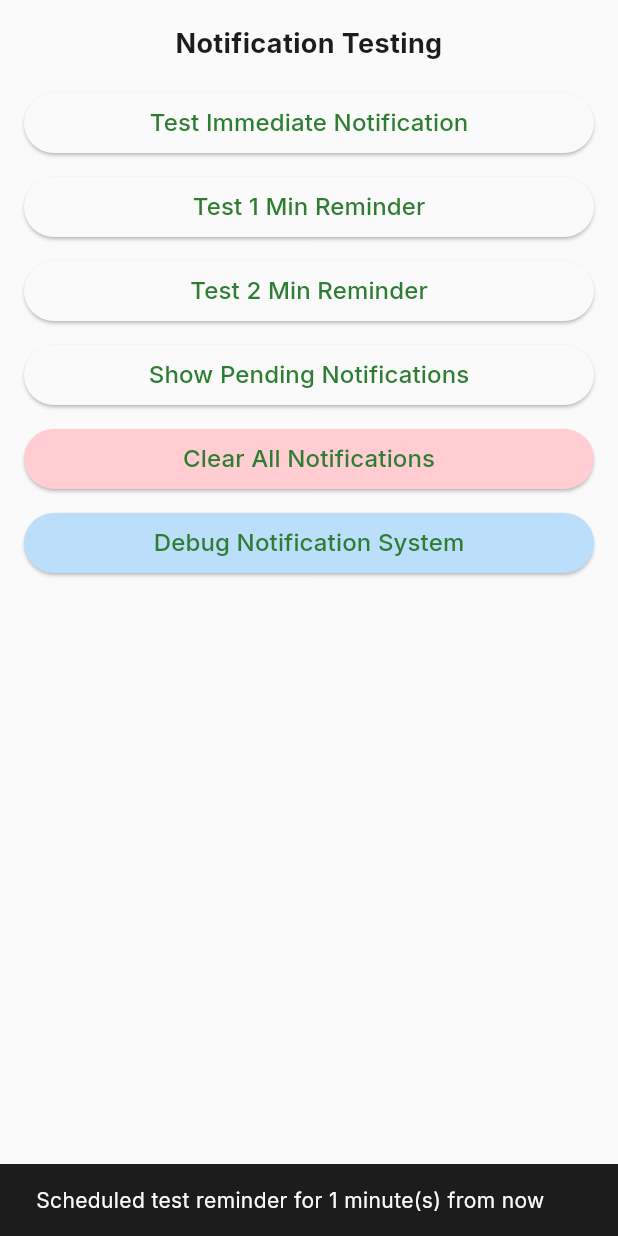
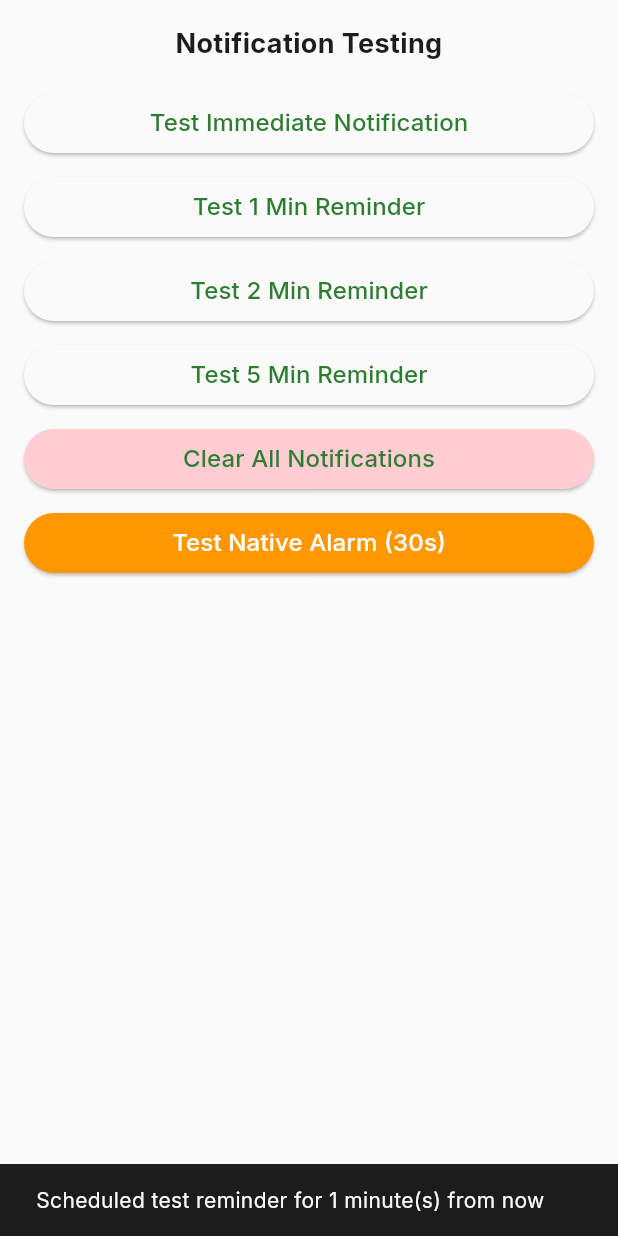
Before and after one commit to dash-laifu/anchor, a Flutter app: the NotificationTestWidget widget shown alone on an empty page, opened directly, after a tap on "Test 1 Min Reminder", on a phone screen of 412 x 824 dp. Run offline on Flutter 3.47's test engine with Material 3 defaults, Android fonts, the phone set to English and light mode, and no system bars; our stand-ins replace device_info_plus, flutter_local_notifications, geocoding, geolocator, google_fonts, image_picker and 4 more; accounts and stored records are empty.

Commit message:
notification fix

```diff
--- /dev/null
+++ b/lib/services/native_alarm_service.dart
@@ -0,0 +1,73 @@
+import 'package:flutter/services.dart';
+import 'package:anchor/utils/logger.dart';
+
+class NativeAlarmService {
+  static const MethodChannel _channel = MethodChannel('native_alarm');
+
+  /// Schedule a native alarm using Android's AlarmManager directly
+  static Future<bool> scheduleNativeAlarm({
+    required int id,
+    required String title,
+    required String body,
+    required DateTime scheduledTime,
+  }) async {
+    try {
+      final timestamp = scheduledTime.millisecondsSinceEpoch;
+      Logger.d('NativeAlarmService: Scheduling native alarm');
+      Logger.d('  ID: $id');
+      Logger.d('  Title: $title');
+      Logger.d('  Scheduled time: $scheduledTime');
+      Logger.d('  Timestamp: $timestamp');
+      Logger.d('  Current time: ${DateTime.now()}');
+      Logger.d('  Delay: ${scheduledTime.difference(DateTime.now()).inSeconds}s');
+
+      final result = await _channel.invokeMethod('scheduleAlarm', {
+        'id': id,
+        'title': title,
+        'body': body,
+        'timestamp': timestamp,
+      });
+
+      Logger.d('NativeAlarmService: Native alarm scheduled successfully: $result');
+      return result as bool? ?? false;
+    } catch (e) {
+      Logger.d('NativeAlarmService: Failed to schedule native alarm: $e');
+      return false;
+    }
+  }
+
+  /// Cancel a native alarm
+  static Future<bool> cancelNativeAlarm(int id) async {
+    try {
+      final result = await _channel.invokeMethod('cancelAlarm', {'id': id});
+      Logger.d('NativeAlarmService: Cancelled native alarm $id');
+      return result as bool? ?? false;
+    } catch (e) {
+      Logger.d('NativeAlarmService: Failed to cancel native alarm: $e');
+      return false;
+    }
+  }
+
+  /// Check if exact alarms can be scheduled
+  static Future<bool> canScheduleExactAlarms() async {
+    try {
+      final result = await _channel.invokeMethod('canScheduleExact');
+      Logger.d('NativeAlarmService: Can schedule exact alarms: $result');
+      return result as bool? ?? false;
+    } catch (e) {
+      Logger.d('NativeAlarmService: Failed to check exact alarm permission: $e');
+      return false;
+    }
+  }
+
+  /// Test native alarm with short delay
+  static Future<bool> testNativeAlarm() async {
+    final testTime = DateTime.now().add(const Duration(seconds: 10));
+    return await scheduleNativeAlarm(
+      id: 9999,
+      title: 'Native Alarm Test',
+      body: 'If you see this, native alarms work! Time: ${DateTime.now()}',
+      scheduledTime: testTime,
+    );
+  }
+}
--- a/lib/services/notification_service.dart
+++ b/lib/services/notification_service.dart
@@ -1,53 +1,109 @@
 import 'package:flutter_local_notifications/flutter_local_notifications.dart';
-import 'package:timezone/timezone.dart' as tz;
-import 'package:timezone/data/latest.dart' as tzdata;
 import 'package:anchor/utils/logger.dart';
+import 'package:anchor/services/native_alarm_service.dart';
+import 'dart:async';
 
 class NotificationService {
   static final FlutterLocalNotificationsPlugin _notifications = FlutterLocalNotificationsPlugin();
   static bool _isInitialized = false;
+  static Timer? _fallbackTimer;
+
+  // Primary scheduling method - uses native Android AlarmManager
+  static Future<void> scheduleReminder({
+    required int id,
+    required String title,
+    required String body,
+    required DateTime scheduledTime,
+  }) async {
+    Logger.d('NotificationService: Scheduling with native Android AlarmManager');
+    Logger.d('  ID: $id');
+    Logger.d('  Title: $title');
+    Logger.d('  Scheduled time: $scheduledTime');
+
+    final now = DateTime.now();
+    if (scheduledTime.isBefore(now)) {
+      Logger.d('NotificationService: scheduled time is in the past, showing immediately');
+      await showImmediate(id: id, title: title, body: body);
+      return;
+    }
+
+    try {
+      final success = await NativeAlarmService.scheduleNativeAlarm(
+        id: id,
+        title: title,
+        body: body,
+        scheduledTime: scheduledTime,
+      );
+
+      if (success) {
+        Logger.d('NotificationService: Native alarm scheduled successfully');
+      } else {
+        Logger.d('NotificationService: Native alarm scheduling failed, using timer fallback');
+        await _scheduleWithTimer(
+          id: id,
+          title: title,
+          body: body,
+          scheduledTime: scheduledTime,
+        );
+      }
+    } catch (e) {
+      Logger.d('NotificationService: Native alarm error: $e, using timer fallback');
+      await _scheduleWithTimer(
+        id: id,
+        title: title,
+        body: body,
+        scheduledTime: scheduledTime,
+      );
+    }
+  }
+
+  // Fallback timer method for short durations if native fails
+  static Future<void> _scheduleWithTimer({
+    required int id,
+    required String title,
+    required String body,
+    required DateTime scheduledTime,
+  }) async {
+    if (!_isInitialized) await initialize();
+
+    final now = DateTime.now();
+    final delay = scheduledTime.difference(now);
+
+    Logger.d('NotificationService: Using timer fallback');
+    Logger.d('  Delay: ${delay.inSeconds} seconds');
+
+    if (delay.isNegative) {
+      Logger.d('NotificationService: Timer - scheduled time is in the past, showing immediately');
+      await showImmediate(id: id, title: title, body: body);
+      return;
+    }
+
+    // Cancel any existing timer
+    _fallbackTimer?.cancel();
+
+    // Use Timer for the delay
+    _fallbackTimer = Timer(delay, () async {
+      try {
+        Logger.d('NotificationService: Timer fired, showing notification');
+        await showImmediate(id: id, title: title, body: body);
+      } catch (e) {
+        Logger.d('NotificationService: Timer notification failed: $e');
+      }
+    });
+
+    Logger.d('NotificationService: Timer fallback scheduled for ${delay.inSeconds}s');
+  }
 
   static Future<void> initialize() async {
     if (_isInitialized) return;
 
     try {
-      tzdata.initializeTimeZones();
-
-      // Try to get device timezone, fallback to a common one for your region
-      try {
-        // For Android, try to detect timezone automatically
-        final String timeZoneName = DateTime.now().timeZoneName;
-        if (timeZoneName.isNotEmpty) {
-          // Common timezone mappings for Southeast Asia
-          String tzIdentifier = timeZoneName;
-          if (timeZoneName.contains('ICT') || timeZoneName.contains('+07')) {
-            tzIdentifier = 'Asia/Bangkok'; // UTC+7
-          } else if (timeZoneName.contains('WIB')) {
-            tzIdentifier = 'Asia/Jakarta'; // UTC+7
-          } else if (timeZoneName.contains('WITA')) {
-            tzIdentifier = 'Asia/Makassar'; // UTC+8
-          }
-
-          final location = tz.getLocation(tzIdentifier);
-          tz.setLocalLocation(location);
-          Logger.d('NotificationService: timezone set to $tzIdentifier (detected: $timeZoneName)');
-        } else {
-          // Fallback to UTC+7 (common for Vietnam/Thailand/Indonesia)
-          tz.setLocalLocation(tz.getLocation('Asia/Ho_Chi_Minh'));
-          Logger.d('NotificationService: timezone set to Asia/Ho_Chi_Minh (fallback)');
-        }
-      } catch (e) {
-        // If timezone detection fails, use UTC+7 as fallback
-        tz.setLocalLocation(tz.getLocation('Asia/Ho_Chi_Minh'));
-        Logger.d('NotificationService: timezone detection failed, using Asia/Ho_Chi_Minh: $e');
-      }
-
       const androidSettings = AndroidInitializationSettings('@mipmap/ic_launcher');
       const settings = InitializationSettings(android: androidSettings);
 
       await _notifications.initialize(settings);
 
-      // Create notification channels
+      // Create notification channel for immediate notifications
       final androidPlugin = _notifications.resolvePlatformSpecificImplementation<AndroidFlutterLocalNotificationsPlugin>();
       if (androidPlugin != null) {
         const reminderChannel = AndroidNotificationChannel(
@@ -61,98 +117,13 @@ class NotificationService {
           showBadge: true,
         );
 
-        const navigationChannel = AndroidNotificationChannel(
-          'navigation_channel',
-          'Navigation',
-          description: 'Navigation actions',
-          importance: Importance.max,
-          playSound: true,
-          enableVibration: true,
-          enableLights: true,
-          showBadge: true,
-        );
-
         await androidPlugin.createNotificationChannel(reminderChannel);
-        await androidPlugin.createNotificationChannel(navigationChannel);
       }
 
       _isInitialized = true;
       Logger.d('NotificationService: initialized successfully');
     } catch (e) {
       Logger.d('NotificationService: initialization failed: $e');
-    }
-  }
-
-  static Future<void> scheduleReminder({
-    required int id,
-    required String title,
-    required String body,
-    required DateTime scheduledTime,
-  }) async {
-    if (!_isInitialized) await initialize();
-
-    try {
-      // Cancel any existing notification with this ID
-      await _notifications.cancel(id);
-
-      final tzDateTime = tz.TZDateTime.from(scheduledTime, tz.local);
-
-      // Try exact scheduling first, fallback to inexact if permission denied
-      try {
-        await _notifications.zonedSchedule(
-          id,
-          title,
-          body,
-          tzDateTime,
-          const NotificationDetails(
-            android: AndroidNotificationDetails(
-              'reminder_channel',
-              'Parking Reminders',
-              channelDescription: 'Reminders for parking duration',
-              importance: Importance.max,
-              priority: Priority.high,
-              enableVibration: true,
-              playSound: true,
-              enableLights: true,
-              fullScreenIntent: true,
-              category: AndroidNotificationCategory.alarm,
-            ),
-          ),
-          androidScheduleMode: AndroidScheduleMode.exactAllowWhileIdle,
-        );
-
-        Logger.d('NotificationService: scheduled exact reminder for ${tzDateTime.toString()}');
-      } catch (exactError) {
-        Logger.d('NotificationService: exact scheduling failed, trying inexact: $exactError');
-
-        // Fallback to inexact scheduling
-        await _notifications.zonedSchedule(
-          id,
-          title,
-          body,
-          tzDateTime,
-          const NotificationDetails(
-            android: AndroidNotificationDetails(
-              'reminder_channel',
-              'Parking Reminders',
-              channelDescription: 'Reminders for parking duration',
-              importance: Importance.max,
-              priority: Priority.high,
-              enableVibration: true,
-              playSound: true,
-              enableLights: true,
-              fullScreenIntent: true,
-              category: AndroidNotificationCategory.alarm,
-            ),
-          ),
-          androidScheduleMode: AndroidScheduleMode.alarmClock,
-        );
-
-        Logger.d('NotificationService: scheduled inexact reminder for ${tzDateTime.toString()}');
-      }
-    } catch (e) {
-      Logger.d('NotificationService: failed to schedule reminder: $e');
-      rethrow;
     }
   }
 
@@ -175,6 +146,10 @@ class NotificationService {
             channelDescription: 'Reminders for parking duration',
             importance: Importance.max,
             priority: Priority.high,
+            enableVibration: true,
+            playSound: true,
+            enableLights: true,
+            icon: '@mipmap/ic_launcher',
           ),
         ),
       );
@@ -186,71 +161,90 @@ class NotificationService {
     }
   }
 
-  static Future<List<PendingNotificationRequest>> getPendingNotifications() async {
+  static Future<void> cancelAll() async {
     if (!_isInitialized) await initialize();
 
     try {
-      return await _notifications.pendingNotificationRequests();
+      // Cancel native alarms (individual cancellation since no cancelAll method exists yet)
+      Logger.d('NotificationService: Cancelling all alarms and notifications');
+
+      // Cancel Flutter notifications
+      await _notifications.cancelAll();
+
+      // Cancel timer fallback
+      _fallbackTimer?.cancel();
+      _fallbackTimer = null;
+
+      Logger.d('NotificationService: cancelled all notifications and alarms');
+    } catch (e) {
+      Logger.d('NotificationService: failed to cancel notifications: $e');
+    }
+  }
+
+  static Future<void> cancel(int id) async {
+    try {
+      // Cancel native alarm
+      await NativeAlarmService.cancelNativeAlarm(id);
+
+      // Cancel Flutter notification if any
+      if (_isInitialized) {
+        await _notifications.cancel(id);
+      }
+
+      Logger.d('NotificationService: cancelled notification/alarm $id');
+    } catch (e) {
+      Logger.d('NotificationService: failed to cancel notification $id: $e');
+    }
+  }
+
+  // Get pending Flutter notifications (native alarms don't have a query method)
+  static Future<List<dynamic>> getPendingNotifications() async {
+    if (!_isInitialized) await initialize();
+
+    try {
+      final pending = await _notifications.pendingNotificationRequests();
+      return pending.map((p) => {
+        'id': p.id,
+        'title': p.title,
+        'body': p.body,
+      }).toList();
     } catch (e) {
       Logger.d('NotificationService: failed to get pending notifications: $e');
       return [];
     }
   }
 
-  static Future<void> cancelAll() async {
-    if (!_isInitialized) await initialize();
+  // Test native alarm functionality
+  static Future<void> testNativeAlarm() async {
+    Logger.d('=== TESTING NATIVE ANDROID ALARMMANAGER ===');
 
     try {
-      await _notifications.cancelAll();
-      Logger.d('NotificationService: cancelled all notifications');
-    } catch (e) {
-      Logger.d('NotificationService: failed to cancel notifications: $e');
-    }
-  }
+      // Check if exact alarms can be scheduled
+      final canScheduleExact = await NativeAlarmService.canScheduleExactAlarms();
+      Logger.d('Native AlarmManager - Can schedule exact alarms: $canScheduleExact');
 
-  static Future<void> cancel(int id) async {
-    if (!_isInitialized) await initialize();
+      // Schedule a test alarm for 30 seconds from now
+      final testTime = DateTime.now().add(const Duration(seconds: 30));
+      Logger.d('Native AlarmManager - Scheduling test for: $testTime');
 
-    try {
-      await _notifications.cancel(id);
-      Logger.d('NotificationService: cancelled notification $id');
-    } catch (e) {
-      Logger.d('NotificationService: failed to cancel notification $id: $e');
-    }
-  }
+      final success = await NativeAlarmService.scheduleNativeAlarm(
+        id: 7777,
+        title: 'Native Alarm Test',
+        body: 'SUCCESS! Native Android AlarmManager works! ${DateTime.now()}',
+        scheduledTime: testTime,
+      );
 
-  // Debug helper to check notification system status
-  static Future<void> debugNotificationStatus() async {
-    try {
-      if (!_isInitialized) await initialize();
-
-      Logger.d('=== NOTIFICATION DEBUG INFO ===');
-      Logger.d('NotificationService initialized: $_isInitialized');
-      Logger.d('Current timezone: ${tz.local}');
-      Logger.d('Current time: ${DateTime.now()}');
-      Logger.d('Current TZ time: ${tz.TZDateTime.now(tz.local)}');
-
-      final pending = await getPendingNotifications();
-      Logger.d('Pending notifications: ${pending.length}');
-      for (final notif in pending) {
-        Logger.d('  - ID: ${notif.id}, Title: ${notif.title}, Body: ${notif.body}');
+      if (success) {
+        Logger.d('Native AlarmManager - Test alarm scheduled successfully');
+        Logger.d('Native AlarmManager - Watch for notification in 30 seconds');
+      } else {
+        Logger.d('Native AlarmManager - Test alarm scheduling failed');
       }
 
-      // Check Android plugin availability
-      final androidPlugin = _notifications.resolvePlatformSpecificImplementation<AndroidFlutterLocalNotificationsPlugin>();
-      Logger.d('Android plugin available: ${androidPlugin != null}');
+    } catch (e) {
+      Logger.d('Native AlarmManager test failed: $e');
+    }
 
-      // Test immediate notification
-      Logger.d('Testing immediate notification...');
-      await showImmediate(
-        id: 99999,
-        title: 'Debug Test',
-        body: 'If you see this, immediate notifications work!',
-      );
-
-      Logger.d('=== END DEBUG INFO ===');
-    } catch (e) {
-      Logger.d('NotificationService debug failed: $e');
-    }
+    Logger.d('=== END NATIVE ALARMMANAGER TEST ===');
   }
 }
--- a/lib/utils/logger.dart
+++ b/lib/utils/logger.dart
@@ -3,10 +3,44 @@ import 'package:anchor/config/debug_config.dart';
 class Logger {
   static bool get enabled => DebugConfig.enableDebugLogging;
 
-  static void d(String msg) {
+  // ANSI color codes
+  static const String _reset = '\x1B[0m';
+  static const String _red = '\x1B[31m';
+  static const String _green = '\x1B[32m';
+  static const String _yellow = '\x1B[33m';
+  static const String _blue = '\x1B[34m';
+  static const String _magenta = '\x1B[35m';
+  static const String _cyan = '\x1B[36m';
+  static const String _gray = '\x1B[90m';
+
+  static void _log(String level, String color, String msg) {
     if (!enabled) return;
-    // Keep messages concise
+    final timestamp = DateTime.now().toString().substring(11, 23); // HH:mm:ss.SSS
     // ignore: avoid_print
-    print(msg);
+    print('$color[$level] $timestamp: $msg$_reset');
   }
+
+  // Debug (blue)
+  static void d(String msg) => _log('DEBUG', _blue, msg);
+
+  // Info (green)
+  static void i(String msg) => _log('INFO', _green, msg);
+
+  // Warning (yellow)
+  static void w(String msg) => _log('WARN', _yellow, msg);
+
+  // Error (red)
+  static void e(String msg) => _log('ERROR', _red, msg);
+
+  // Success (bright green)
+  static void s(String msg) => _log('SUCCESS', _green, msg);
+
+  // Network (cyan)
+  static void n(String msg) => _log('NET', _cyan, msg);
+
+  // UI (magenta)
+  static void ui(String msg) => _log('UI', _magenta, msg);
+
+  // System (gray)
+  static void sys(String msg) => _log('SYS', _gray, msg);
 }
--- a/lib/widgets/notification_test_widget.dart
+++ b/lib/widgets/notification_test_widget.dart
@@ -35,8 +35,8 @@ class NotificationTestWidget extends StatelessWidget {
           ),
           const SizedBox(height: 8),
           ElevatedButton(
-            onPressed: () => _showPendingNotifications(context),
-            child: const Text('Show Pending Notifications'),
+            onPressed: () => _testScheduledNotification(context, 5),
+            child: const Text('Test 5 Min Reminder'),
           ),
           const SizedBox(height: 8),
           ElevatedButton(
@@ -48,11 +48,12 @@ class NotificationTestWidget extends StatelessWidget {
           ),
           const SizedBox(height: 8),
           ElevatedButton(
-            onPressed: () => _debugNotificationStatus(),
+            onPressed: () => _testNativeAlarm(context),
             style: ElevatedButton.styleFrom(
-              backgroundColor: Colors.blue.shade100,
+              backgroundColor: Colors.orange,
+              foregroundColor: Colors.white,
             ),
-            child: const Text('Debug Notification System'),
+            child: const Text('Test Native Alarm (30s)'),
           ),
         ],
       ),
@@ -104,44 +105,6 @@ class NotificationTestWidget extends StatelessWidget {
     }
   }
 
-  static Future<void> _showPendingNotifications(BuildContext context) async {
-    try {
-      final pending = await NotificationService.getPendingNotifications();
-
-      if (context.mounted) {
-        showDialog(
-          context: context,
-          builder: (context) => AlertDialog(
-            title: const Text('Pending Notifications'),
-            content: SizedBox(
-              width: double.maxFinite,
-              child: SingleChildScrollView(
-                child: Column(
-                  crossAxisAlignment: CrossAxisAlignment.start,
-                  children: pending.isEmpty
-                      ? [const Text('No pending notifications')]
-                      : pending.map((p) => Padding(
-                          padding: const EdgeInsets.only(bottom: 8.0),
-                          child: Text('ID: ${p.id}\nTitle: ${p.title ?? '-'}\nBody: ${p.body ?? '-'}'),
-                        )).toList(),
-                ),
-              ),
-            ),
-            actions: [
-              TextButton(
-                onPressed: () => Navigator.pop(context),
-                child: const Text('Close'),
-              ),
-            ],
-          ),
-        );
-      }
-      Logger.d('Test: found ${pending.length} pending notifications');
-    } catch (e) {
-      Logger.d('Test: failed to get pending notifications: $e');
-    }
-  }
-
   static Future<void> _clearAllNotifications(BuildContext context) async {
     try {
       await NotificationService.cancelAll();
@@ -160,12 +123,31 @@ class NotificationTestWidget extends StatelessWidget {
     }
   }
 
-  static Future<void> _debugNotificationStatus() async {
+  static Future<void> _testNativeAlarm(BuildContext context) async {
     try {
-      await NotificationService.debugNotificationStatus();
-      Logger.d('Debug: notification status check completed');
+      await NotificationService.testNativeAlarm();
+
+      if (context.mounted) {
+        ScaffoldMessenger.of(context).showSnackBar(
+          const SnackBar(
+            content: Text('Native alarm test started. Watch for notification in 30 seconds!'),
+            duration: Duration(seconds: 3),
+            backgroundColor: Colors.orange,
+          ),
+        );
+      }
+      Logger.d('Test: native alarm test initiated');
     } catch (e) {
-      Logger.d('Debug: notification status check failed: $e');
+      Logger.d('Test: native alarm test failed: $e');
+      if (context.mounted) {
+        ScaffoldMessenger.of(context).showSnackBar(
+          const SnackBar(
+            content: Text('Native alarm test failed'),
+            duration: Duration(seconds: 2),
+            backgroundColor: Colors.red,
+          ),
+        );
+      }
     }
   }
 }
```
Also changed, not shown: 4 other files.
